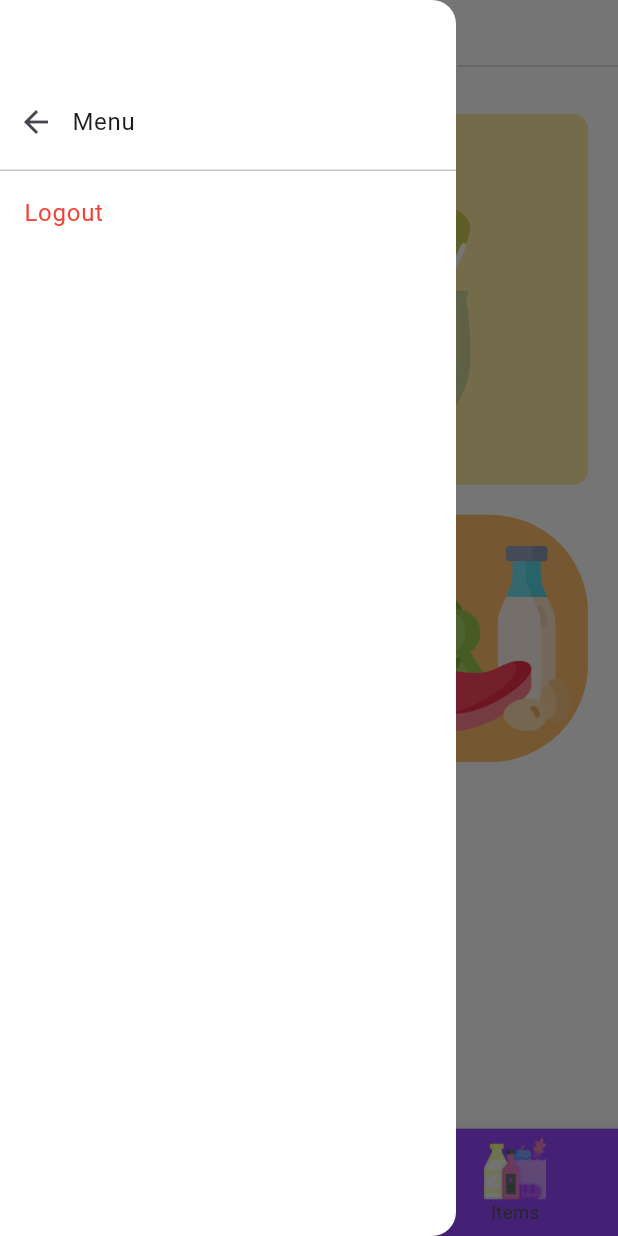
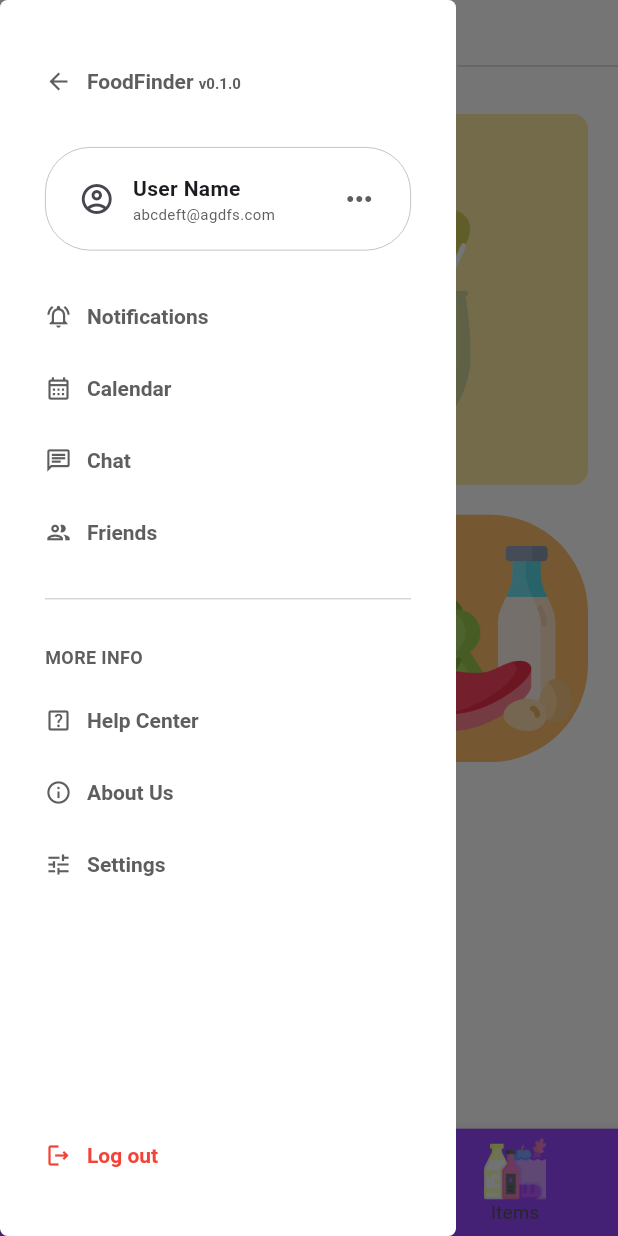
Before and after one commit to 2064959/FoodFinder, a Flutter app: the Welcome screen opened directly, with the side drawer open, on a phone screen of 412 x 824 dp. Run offline on Flutter 3.47's test engine with Material 3 defaults, Android fonts, the light colour scheme and no system bars; our stand-ins replace cloud_firestore, firebase_auth, firebase_core, firebase_storage, image_picker, internet_connection_checker and 1 more; missing offline and left inert: barcode_scan2, flutter_barcode_scanner; accounts and stored records are empty; network calls fail.

Commit message:
look final du drawer side menu

```diff
--- /dev/null
+++ b/tpfinal/devtools_options.yaml
@@ -0,0 +1,3 @@
+description: This file stores settings for Dart & Flutter DevTools.
+documentation: https://docs.flutter.dev/tools/devtools/extensions#configure-extension-enablement-states
+extensions:
--- a/tpfinal/lib/pages/welcome.dart
+++ b/tpfinal/lib/pages/welcome.dart
@@ -1,14 +1,11 @@
-import 'package:cloud_firestore/cloud_firestore.dart';
 import 'package:firebase_auth/firebase_auth.dart';
-import 'package:flutter/foundation.dart';
 import 'package:flutter/material.dart';
-import 'package:provider/provider.dart';
-import 'package:tpfinal/model/grocery.dart';
 import 'package:tpfinal/pages/home.dart';
 import 'package:tpfinal/pages/items.dart';
 import 'package:tpfinal/pages/your_goceries.dart';
 import 'package:tpfinal/widgets/home/sign_out.dart';
 import 'package:tpfinal/widgets/pop_up/pop_up.dart';
+import 'package:tpfinal/widgets/side_menu.dart';
 
 class Welcome extends StatefulWidget {
   const Welcome({super.key});
@@ -26,60 +23,7 @@ class _WelcomeState extends State<Welcome> {
       backgroundColor: Theme.of(context).primaryColor,
       drawer: Drawer(
         backgroundColor: Theme.of(context).primaryColor,
-        child: ListView(
-            padding: EdgeInsets.only(top: 50),
-            children: [
-              SizedBox(
-                height: 64.0,
-                child: DrawerHeader(
-                  margin: const EdgeInsets.all(0.0),
-                  padding: const EdgeInsets.all(0.0),
-                  decoration: const BoxDecoration(
-
-                  ),
-                  child: ListView(
-                    scrollDirection: Axis.horizontal,
-                    children: [
-                      IconButton(
-                          onPressed: () => Navigator.pop(context),
-                          icon: const Icon(Icons.arrow_back),
-                      ),
-                      const Center(
-                        child: Text('Menu', ),
-                      ),
-
-                    ],
-                  ),
-                ),
-              ),
-              ListTile(
-                title: const Text('Logout', style: TextStyle(color: Colors.red),),
-                onTap: () {
-                  Navigator.pop(context);
-                  showDialog<String>(
-                    context: context,
-                    builder: (BuildContext context) => AlertDialog(
-                      title: const Text('Do you want to logout?'),
-                      content: const Text('You are about to logout.'),
-                      actions: <Widget>[
-                        TextButton(
-                          onPressed: () => Navigator.pop(context, 'Cancel'),
-                          child: const Text('Cancel', style: TextStyle(color: Colors.black,)),
-                        ),
-                        TextButton(
-                          onPressed: (){
-                            Navigator.pop(context, 'Cancel');
-                            FirebaseAuth.instance.signOut();
-                          },
-                          child: const Text('Yes',style: TextStyle(color: Colors.red,)),
-                        ),
-                      ],
-                    ),
-                  );
-                },
-              ),
-            ]
-        ),
+        child: const SideMenu(),
       ),
 
       appBar: AppBar(
--- a/tpfinal/lib/themes/pink_theme.dart
+++ b/tpfinal/lib/themes/pink_theme.dart
@@ -33,7 +33,11 @@ ThemeData pinkTheme() {
     ),
     textButtonTheme: TextButtonThemeData(
       style: TextButton.styleFrom(
-        foregroundColor: Colors.white,
+        foregroundColor: const Color.fromARGB(255, 94, 94, 94),
+        textStyle: const TextStyle(
+
+          fontWeight: FontWeight.bold,
+        ),
       ),
     ),
     elevatedButtonTheme: ElevatedButtonThemeData(
@@ -49,5 +53,11 @@ ThemeData pinkTheme() {
         borderRadius: BorderRadius.circular(5),
       ),
     ),
+    drawerTheme: DrawerThemeData(
+      elevation: 10,
+      shape: RoundedRectangleBorder(
+        borderRadius: BorderRadius.circular(5),
+      ),
+    ),
   );
 }
--- /dev/null
+++ b/tpfinal/lib/widgets/side_menu.dart
@@ -0,0 +1,277 @@
+import 'package:firebase_auth/firebase_auth.dart';
+import 'package:flutter/material.dart';
+
+class SideMenu extends StatefulWidget {
+  const SideMenu({
+    super.key,
+  });
+
+  @override
+  State<SideMenu> createState() => _SideMenuState();
+}
+
+class _SideMenuState extends State<SideMenu> {
+  @override
+  Widget build(BuildContext context) {
+    return Container(
+      padding: const EdgeInsets.all(30),
+      child: Column(
+        crossAxisAlignment: CrossAxisAlignment.start,
+        mainAxisAlignment: MainAxisAlignment.spaceBetween,
+              children: [
+                Column(
+                  children: [
+                    Container(
+                        margin: const EdgeInsets.all(0.0),
+                        padding: const EdgeInsets.only(bottom: 20),
+                        decoration: const BoxDecoration(
+                          border: Border(
+                            bottom: BorderSide(
+                              color: Color.fromARGB(255, 176, 176, 176),
+                              width: 0.5,
+                            ),
+                          ),
+                        ),
+                        child: Column(
+                          children: [
+
+                            TextButton(
+                              style: const ButtonStyle(
+                                alignment: Alignment.centerLeft,
+                                padding: WidgetStatePropertyAll(EdgeInsets.zero)
+                              ),
+                              onPressed: () => Navigator.pop(context),
+                              child: Row(
+                                children: [
+                                  const Icon(Icons.arrow_back),
+                                  Container(
+                                    margin: const EdgeInsets.only(left: 10),
+                                    child: const Row(
+                                      crossAxisAlignment: CrossAxisAlignment.end,
+                                      children: [
+                                        Text('FoodFinder '),
+                                        Text('v0.1.0' , style: TextStyle(fontSize: 10, ),),
+                                      ],
+                                    )
+                                  )
+                                ],
+                              )
+                            ),
+                            Container(
+                              padding: const EdgeInsets.all(10),
+                              margin: const EdgeInsets.only(top: 20, bottom: 20),
+                              decoration: BoxDecoration(
+                                border: Border.all(
+                                  color: const Color.fromARGB(255, 176, 176, 176),
+                                  width: 0.5,
+                                ),
+                                borderRadius: BorderRadius.circular(30),
+                              ),
+                              child: Row(
+                                mainAxisAlignment: MainAxisAlignment.spaceBetween,
+                                children: [
+                                  Row(
+                                    children: [
+                                      IconButton(
+                                        onPressed: () => {},
+                                        icon: const Icon(Icons.account_circle_outlined)
+                                      ),
+                                      const Column(
+                                        crossAxisAlignment: CrossAxisAlignment.start,
+                                        children: [
+                                          Text('User Name', style: TextStyle(fontWeight: FontWeight.bold),),
+                                          Text('abcdeft@agdfs.com', style: TextStyle(fontSize: 10,color: Color.fromARGB(255, 94, 94, 94),),),
+                                        ],
+                                      ),
+                                    ],
+                                  ),
+                                  IconButton(
+                                    onPressed: () => {},
+                                    icon: const Icon(Icons.more_horiz,color: Color.fromARGB(255, 94, 94, 94),)
+                                  ),
+                                ],
+                              ),
+                            ),
+                            TextButton(
+                              style: const ButtonStyle(
+                                alignment: Alignment.centerLeft,
+                                padding: WidgetStatePropertyAll(EdgeInsets.zero)
+                              ),
+                              onPressed: () {},
+                              child: Row(
+                                children: [
+                                  const Icon(Icons.notifications_active_outlined),
+                                  Container(
+                                    margin: const EdgeInsets.only(left: 10),
+                                    child: const Text('Notifications')
+                                  )
+                                ],
+                              )
+                            ),
+                            TextButton(
+                              style: const ButtonStyle(
+                                alignment: Alignment.centerLeft,
+                                padding: WidgetStatePropertyAll(EdgeInsets.zero)
+                              ),
+                              onPressed: () {},
+                              child: Row(
+                                children: [
+                                  const Icon(Icons.calendar_month_outlined),
+                                  Container(
+                                    margin: const EdgeInsets.only(left: 10),
+                                    child: const Text('Calendar'),
+                                  )
+                                ],
+                              )
+                            ),
+                            TextButton(
+                              style: const ButtonStyle(
+                                alignment: Alignment.centerLeft,
+                                padding: WidgetStatePropertyAll(EdgeInsets.zero)
+                              ),
+                              onPressed: () {},
+                              child: Row(
+                                children: [
+                                  const Icon(Icons.chat_outlined),
+                                  Container(
+                                    margin: const EdgeInsets.only(left: 10),
+                                    child: const Text('Chat')
+                                  )
+                                ],
+                              )
+                            ),
+                            TextButton(
+                              style: const ButtonStyle(
+                                alignment: Alignment.centerLeft,
+                                padding: WidgetStatePropertyAll(EdgeInsets.zero)
+                              ),
+                              onPressed: () {},
+                              child: Row(
+                                children: [
+                                  const Icon(Icons.people_outline_outlined),
+                                  Container(
+                                    margin: const EdgeInsets.only(left: 10),
+                                    child: const Text('Friends')
+                                  )
+                                ],
+                              )
+                            ),
+
+                          ],
+                        ),
+                      ),
+                    Column(
+                      crossAxisAlignment: CrossAxisAlignment.start,
+                      children: [
+                        Container(
+                          margin: const EdgeInsets.only(top: 30, bottom: 10),
+                          child: const Text(
+                            'MORE INFO',
+                            style: TextStyle(
+                              color: Color.fromARGB(255, 94, 94, 94),
+                              fontSize: 12,
+                              fontWeight: FontWeight.bold,
+                            ),
+                          ),
+                        ),
+                        TextButton(
+                          style: const ButtonStyle(
+                            alignment: Alignment.centerLeft,
+                            padding: WidgetStatePropertyAll(EdgeInsets.zero)
+                          ),
+                          onPressed: () {},
+                          child: Row(
+                            children: [
+                              const Icon(Icons.help_center_outlined),
+                              Container(
+                                margin: const EdgeInsets.only(left: 10),
+                                child: const Text('Help Center')
+                              )
+                            ],
+                          )
+                        ),
+                        TextButton(
+                          style: const ButtonStyle(
+                            alignment: Alignment.centerLeft,
+                            padding: WidgetStatePropertyAll(EdgeInsets.zero)
+                          ),
+                          onPressed: () {},
+                          child:Row(
+                            children: [
+                              const Icon(Icons.info_outline),
+                              Container(
+                                margin: const EdgeInsets.only(left: 10),
+                                child: const Text('About Us')
+                              )
+                            ],
+                          )
+                        ),
+                        TextButton(
+                          style: const ButtonStyle(
+                            alignment: Alignment.centerLeft,
+                            padding: WidgetStatePropertyAll(EdgeInsets.zero)
+                          ),
+                          onPressed: () {},
+                          child:Row(
+                            children: [
+                              const Icon(Icons.tune_outlined),
+                              Container(
+                                margin: const EdgeInsets.only(left: 10),
+                                child: const Text('Settings')
+                              )
+                            ],
+                          )
+                        ),
+
+                      ],
+                    ),
+                  ],
+                ),
+
+                TextButton(
+                  style: const ButtonStyle(
+                    alignment: Alignment.centerLeft,
+                    padding: WidgetStatePropertyAll(EdgeInsets.zero)
+                  ),
+                  onPressed: () {
+                    Navigator.pop(context);
+                    showDialog<String>(
+                      context: context,
+                      builder: (BuildContext context) => AlertDialog(
+                        title: const Text('Do you want to logout?'),
+                        content: const Text('You are about to logout.'),
+                        actions: <Widget>[
+                          TextButton(
+                            onPressed: () => Navigator.pop(context, 'Cancel'),
+                            child: const Text('Cancel', style: TextStyle(color: Colors.black,)),
+                          ),
+                          TextButton(
+                            onPressed: (){
+                              Navigator.pop(context, 'Cancel');
+                              FirebaseAuth.instance.signOut();
+                            },
+                            child: const Text('Yes',style: TextStyle(color: Colors.red,)),
+                          ),
+                        ],
+                      ),
+                    );
+                  },
+                  child:Row(
+                    children: [
+                      const Icon(Icons.logout_outlined,color: Colors.red,),
+                      Container(
+                        margin: const EdgeInsets.only(left: 10),
+                        child: const Text(
+                          'Log out',
+                          style: TextStyle(color: Colors.red),
+                        )
+                      )
+                    ],
+                  )
+                ),
+        ],
+      ),
+
+    );
+  }
+}
```
